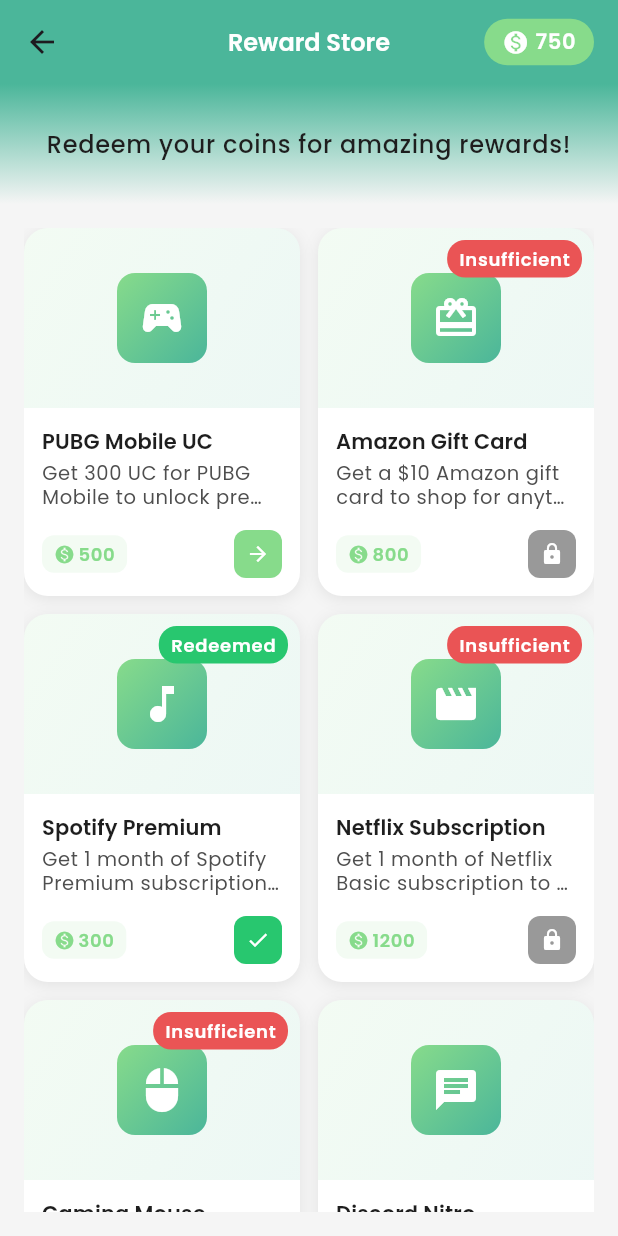
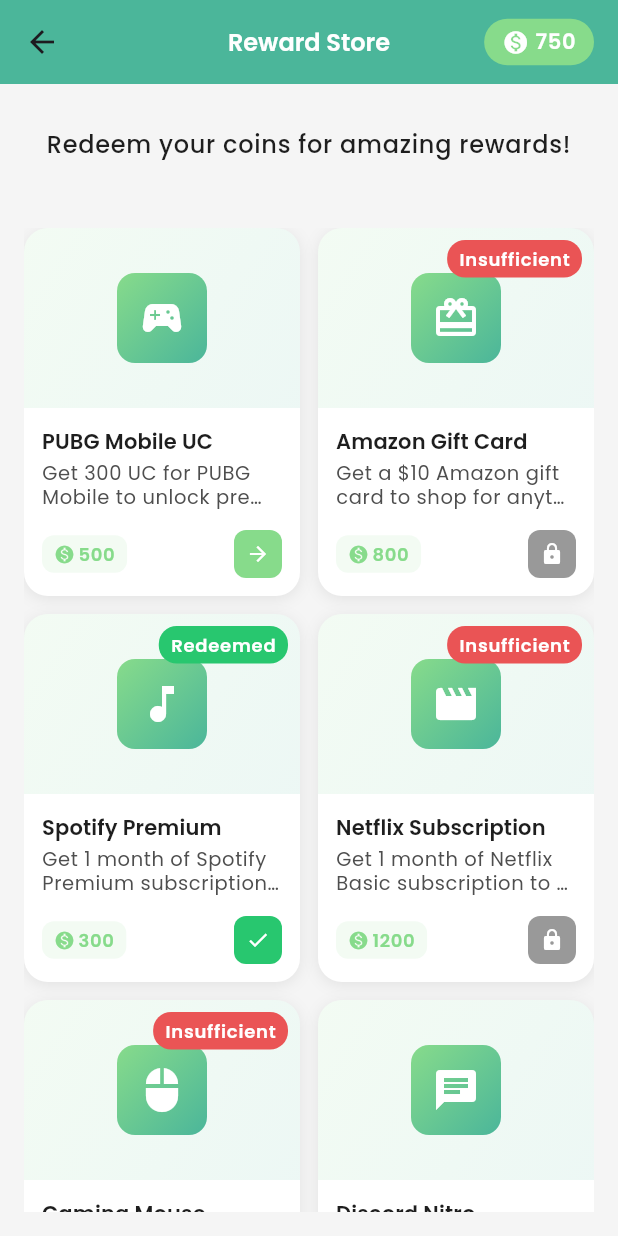
Before and after one commit to NasirBhotta/brainbee, a Flutter app: the RewardCatalogScreen screen opened directly, on a phone screen of 412 x 824 dp. Run offline on Flutter 3.47's test engine with Material 3 defaults, Android fonts, the phone set to English and light mode, and no system bars; our stand-ins replace bloc, equatable, file_picker, flutter_bloc, flutter_local_notifications, google_fonts and 5 more; accounts and stored records are empty.

Commit message:
updated at 5 aug

```diff
--- a/brainbee/lib/presentation/views/auth/bloc/auth_bloc.dart
+++ b/brainbee/lib/presentation/views/auth/bloc/auth_bloc.dart
@@ -32,6 +32,9 @@
       final response = await http
           .post(
             Uri.parse("http://10.0.2.2:5000/api/auth/login"),
+            // Uri.parse(
+            //   "https://fyp-backend-express.onrender.com/api/auth/login",
+            // ),
 
             // Uri.parse("http://192.168.2.101:5000/api/auth/login"),
             headers: {"Content-Type": "application/json"},
@@ -76,6 +79,7 @@
     try {
       final response = await http.post(
         Uri.parse("http://10.0.2.2:5000/api/auth/register"),
+        // Uri.parse("https://fyp-backend-express.onrender.com/api/auth/register"),
         // Uri.parse("http://192.168.2.101:5000/api/auth/register"),
         // Uri.parse("http://16.170.203.154:5000/api/auth/register"),
         headers: {"Content-Type": "application/json"},
--- a/brainbee/lib/presentation/views/dashboard/UI/bb_dashboard.dart
+++ b/brainbee/lib/presentation/views/dashboard/UI/bb_dashboard.dart
@@ -87,11 +87,6 @@
       'title': 'Badges',
       'imgPath': 'assets/text-book.png',
       'navigateTo': BadgesScreen(studentId: "S001"),
-    },
-    {
-      'title': 'Certificates',
-      'imgPath': 'assets/text-book.png',
-      'navigateTo': BbCertificates(),
     },
   ];
   @override
--- a/brainbee/lib/presentation/views/extras/Rewards/UI/reward_catalog.dart
+++ b/brainbee/lib/presentation/views/extras/Rewards/UI/reward_catalog.dart
@@ -167,13 +167,7 @@
           // Header gradient
           Container(
             height: 80,
-            decoration: const BoxDecoration(
-              gradient: LinearGradient(
-                begin: Alignment.topCenter,
-                end: Alignment.bottomCenter,
-                colors: [BBColors.secondaryColor, BBColors.lightGrayBG],
-              ),
-            ),
+            decoration: const BoxDecoration(),
             child: Center(
               child: Padding(
                 padding: const EdgeInsets.symmetric(horizontal: 20),
```
Also changed, not shown: brainbee/lib/main.dart (+11 -0 lines).
